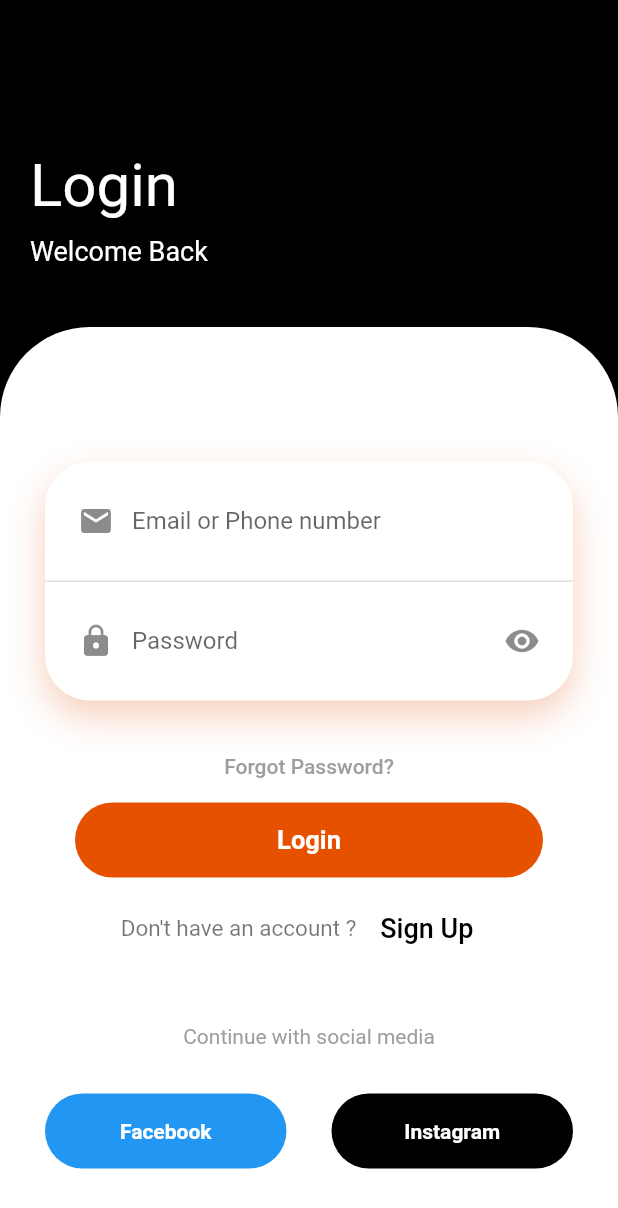
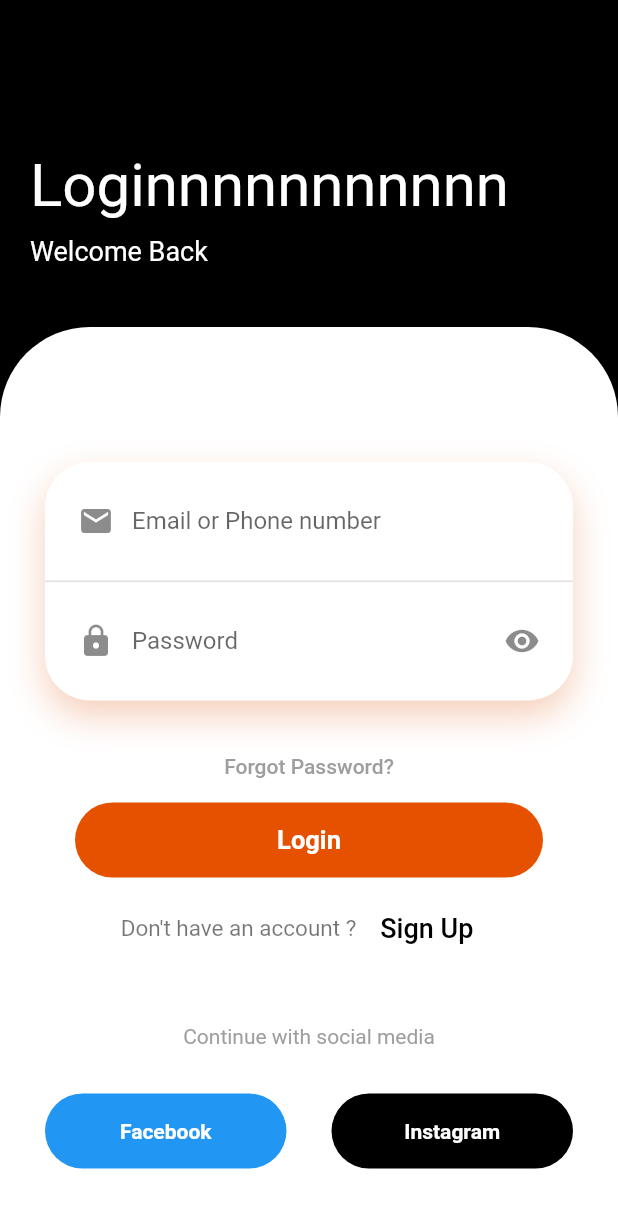
Before and after one commit to mohameddzaher/flutter_project_frame, a Flutter app: the screen it shows after launch, after a tap on "Arabic", on a phone screen of 412 x 824 dp. Shown: the top 1208 px of the screen. Run offline on Flutter 3.47's test engine with Material 2 defaults, Android fonts, the phone set to English and light mode, and no system bars; missing offline and left inert: dart:ffi.

```diff
--- a/lib/modules/login/login_screen.dart
+++ b/lib/modules/login/login_screen.dart
@@ -29,7 +29,7 @@ class LoginScreen extends StatelessWidget {
                 crossAxisAlignment: CrossAxisAlignment.start,
                 children: const [
                   Text(
-                "Login",
+                "Loginnnnnnnnnnn",
                 style: TextStyle(
                     color: Colors.white,
                     fontSize: 40,
```
